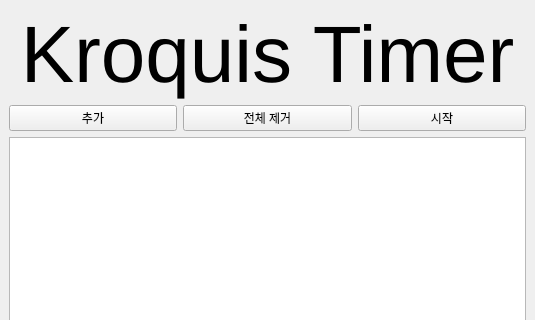
Before: the Qt Designer form ui/MainWindow.ui in RhyBad/KroquisTimer, drawn with Qt 5; both pictures show x 0 to 535 and y 0 to 320 of the 535 by 687 pixel window.
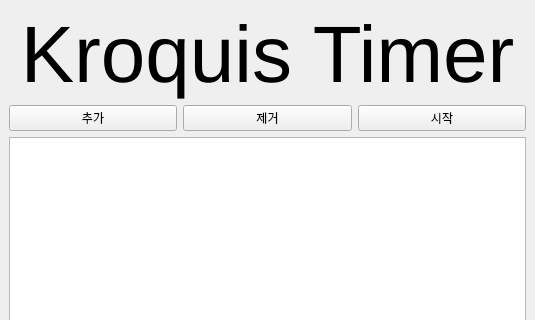
After: the same form once the commit is applied.

```diff
--- a/ui/MainWindow.ui
+++ b/ui/MainWindow.ui
@@ -52,7 +52,7 @@
         <item row="0" column="1">
          <widget class="QPushButton" name="deleteAllButton">
           <property name="text">
-           <string>전체 제거</string>
+           <string>제거</string>
           </property>
          </widget>
         </item>
```
